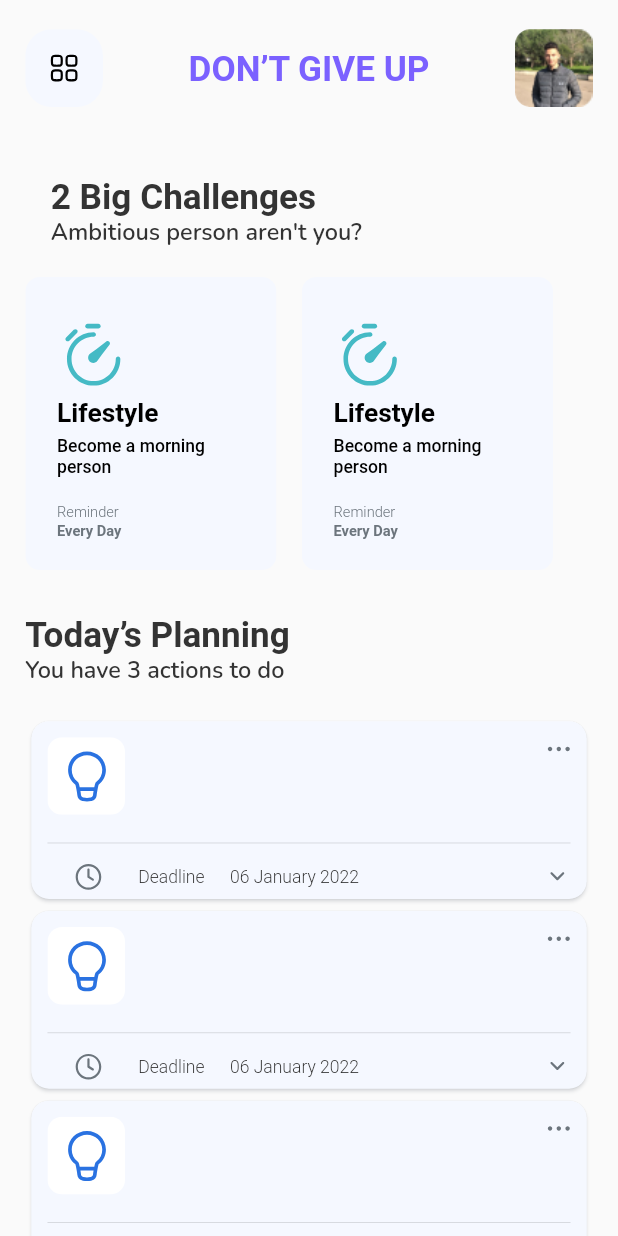
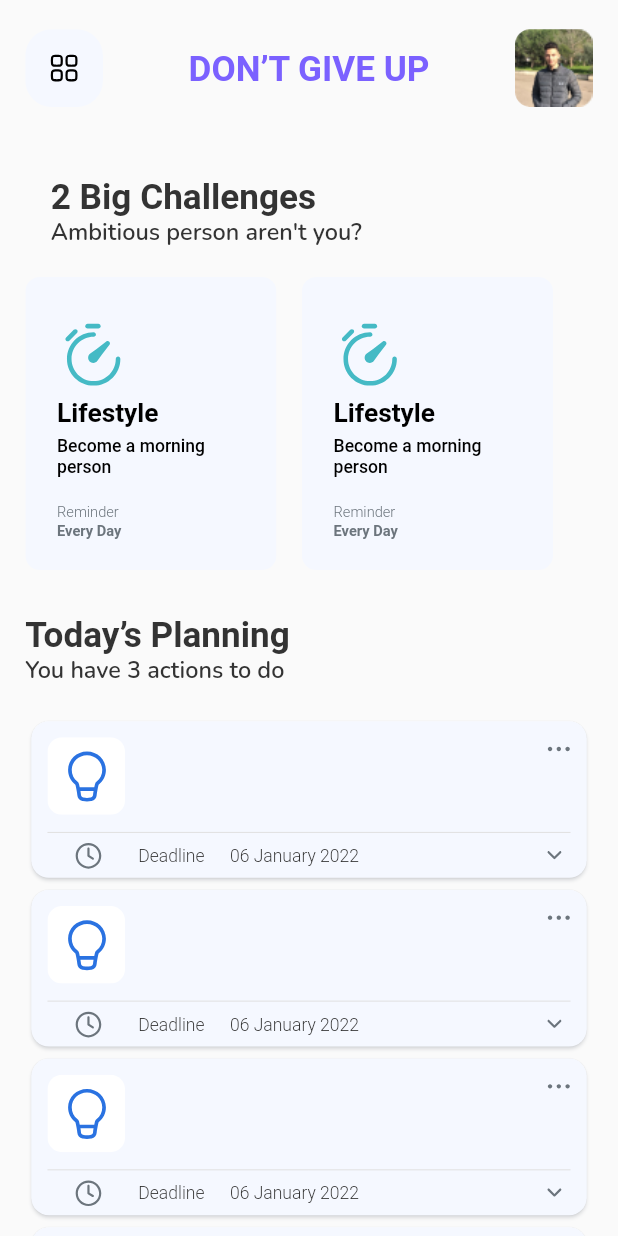
Before and after one commit to bukunmialuko/life_goals_app_ui, a Flutter app: the screen it shows after launch, on a phone screen of 412 x 824 dp. Run offline on Flutter 3.47's test engine with Material 2 defaults, Android fonts, the phone set to English and light mode, and no system bars; our stand-ins replace flutter_screenutil, flutter_svg.

Commit message:
Mnor edits on page 1

```diff
--- a/lib/src/res/colors.dart
+++ b/lib/src/res/colors.dart
@@ -9,5 +9,6 @@ class AppColors {
   static const Color lightBlue = Color(0XFFF5F8FF);
   static const Color purple = Color(0XFF7B61FF);
   static const Color customBlack = Color(0XFF333333);
-  static const Color shadowColor = Color(0XFFF5F8FF);
+  static const Color shadow = Color(0XFFF5F8FF);
+  static const Color border = Color(0xffE0E0E0);
 }
--- a/lib/src/screens/1/page1.dart
+++ b/lib/src/screens/1/page1.dart
@@ -241,7 +241,7 @@ class _Page1State extends State<Page1> {
                       itemBuilder: (c, i) {
                         return Card(
                           color: AppColors.lightBlue,
-                          shadowColor: AppColors.shadowColor,
+                          shadowColor: AppColors.shadow,
                           shape: RoundedRectangleBorder(
                             borderRadius: BorderRadius.circular(12.r),
                           ),
@@ -282,19 +282,23 @@ class _Page1State extends State<Page1> {
                                 ],
                               ),
                               Column(
+                                mainAxisAlignment: MainAxisAlignment.start,
                                 children: [
                                   Padding(
                                     padding: EdgeInsets.only(
                                       left: 11.r,
                                       right: 11.r,
                                     ),
-                                    child: const Divider(),
+                                    child: Divider(
+                                      height: 2.h,
+                                      color: AppColors.border,
+                                    ),
                                   ),
                                   Padding(
                                     padding: EdgeInsets.only(
                                       left: 11.r,
                                       right: 8.r,
-                                      top: 3.r,
+                                      top: 3.h,
                                       bottom: 3.r,
                                     ),
                                     child: Row(
@@ -334,8 +338,7 @@ class _Page1State extends State<Page1> {
                                         ),
                                         Padding(
                                           padding: EdgeInsets.only(
-                                            left: 16.r,
-                                            right: 0,
+                                            right: 2.r,
                                           ),
                                           child: SvgPicture.asset(
                                             AssetResources.CARET_DOWN,
```
